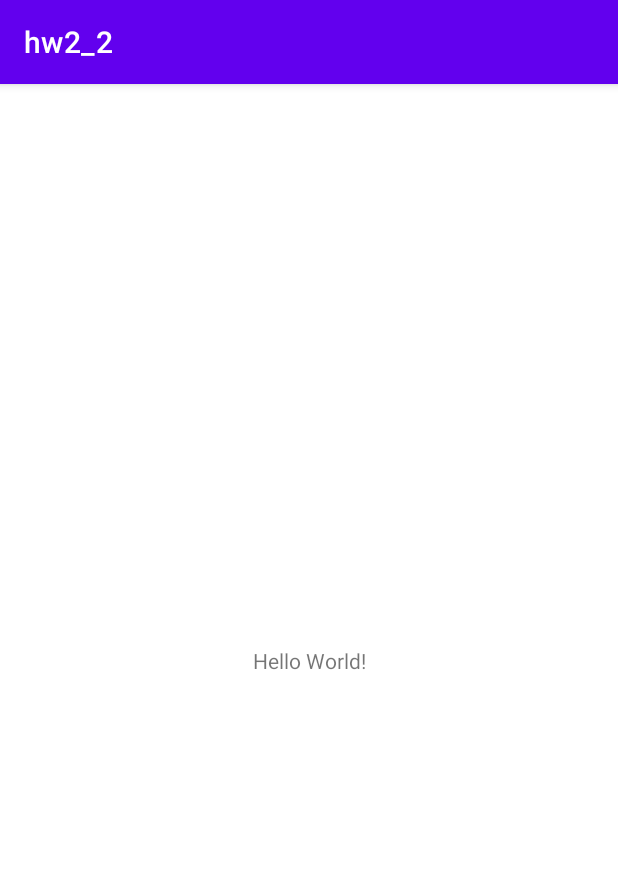
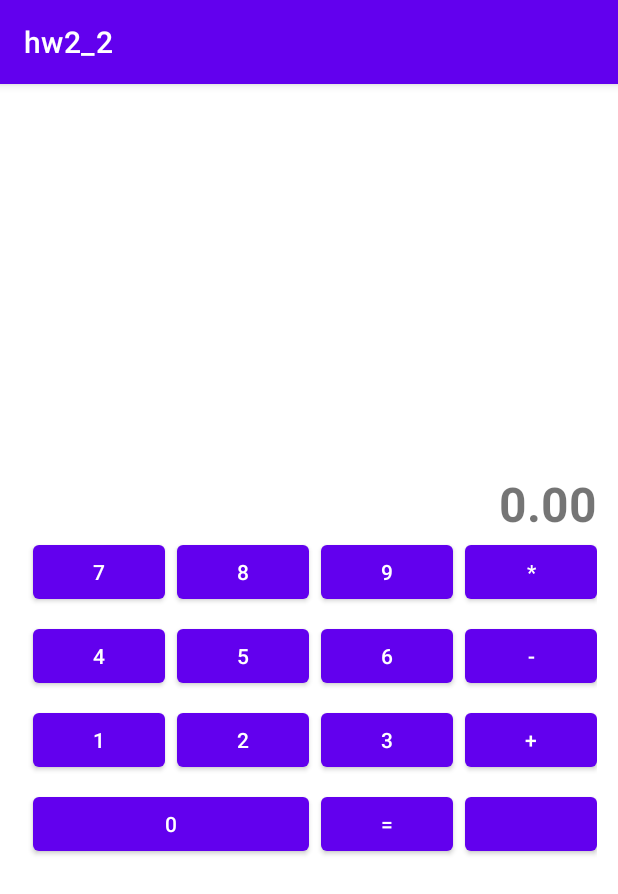
Before and after one commit to andreysc1976/hw2_2, an Android app: the screen it shows after launch (MainActivity), on a phone screen of 412 x 824 dp. Shown: the top 894 px of the screen. Run offline under Robolectric (Android 15) with nearby library versions, the light colour scheme and no system bars.

Commit message:
Добавлен layout с кнопками

```diff
--- a/app/src/main/res/layout/activity_main.xml
+++ b/app/src/main/res/layout/activity_main.xml
@@ -1,18 +1,10 @@
 <?xml version="1.0" encoding="utf-8"?>
-<androidx.constraintlayout.widget.ConstraintLayout xmlns:android="http://schemas.android.com/apk/res/android"
+<LinearLayout xmlns:android="http://schemas.android.com/apk/res/android"
     xmlns:app="http://schemas.android.com/apk/res-auto"
     xmlns:tools="http://schemas.android.com/tools"
     android:layout_width="match_parent"
     android:layout_height="match_parent"
+    android:gravity="center"
     tools:context=".MainActivity">
-
-    <TextView
-        android:layout_width="wrap_content"
-        android:layout_height="wrap_content"
-        android:text="Hello World!"
-        app:layout_constraintBottom_toBottomOf="parent"
-        app:layout_constraintLeft_toLeftOf="parent"
-        app:layout_constraintRight_toRightOf="parent"
-        app:layout_constraintTop_toTopOf="parent" />
-
-</androidx.constraintlayout.widget.ConstraintLayout>
+    <include layout="@layout/calc_layout"/>
+</LinearLayout>
--- /dev/null
+++ b/app/src/main/res/layout/calc_layout.xml
@@ -0,0 +1,160 @@
+<?xml version="1.0" encoding="utf-8"?>
+<androidx.constraintlayout.widget.ConstraintLayout xmlns:android="http://schemas.android.com/apk/res/android"
+    xmlns:app="http://schemas.android.com/apk/res-auto"
+    xmlns:tools="http://schemas.android.com/tools"
+    android:id="@+id/calcText"
+    android:layout_width="wrap_content"
+    android:layout_height="wrap_content">
+
+    <Button
+        android:id="@+id/buttonNumber7"
+        android:layout_width="wrap_content"
+        android:layout_height="wrap_content"
+        android:layout_marginStart="8dp"
+        android:text="7"
+        app:layout_constraintStart_toStartOf="parent"
+        app:layout_constraintTop_toBottomOf="@+id/textView" />
+
+    <Button
+        android:id="@+id/buttonNumber4"
+        android:layout_width="wrap_content"
+        android:layout_height="wrap_content"
+        android:layout_marginTop="8dp"
+        android:text="4"
+        app:layout_constraintStart_toStartOf="@+id/buttonNumber7"
+        app:layout_constraintTop_toBottomOf="@+id/buttonNumber7" />
+
+    <Button
+        android:id="@+id/buttonNumber1"
+        android:layout_width="wrap_content"
+        android:layout_height="wrap_content"
+        android:layout_marginTop="8dp"
+        android:text="1"
+        app:layout_constraintStart_toStartOf="@+id/buttonNumber4"
+        app:layout_constraintTop_toBottomOf="@+id/buttonNumber4" />
+
+    <Button
+        android:id="@+id/buttonNumber8"
+        android:layout_width="wrap_content"
+        android:layout_height="wrap_content"
+        android:layout_marginStart="8dp"
+        android:text="8"
+        app:layout_constraintStart_toEndOf="@+id/buttonNumber7"
+        app:layout_constraintTop_toTopOf="@+id/buttonNumber7" />
+
+    <Button
+        android:id="@+id/buttonNumber5"
+        android:layout_width="wrap_content"
+        android:layout_height="wrap_content"
+        android:layout_marginTop="8dp"
+        android:text="5"
+        app:layout_constraintStart_toStartOf="@+id/buttonNumber8"
+        app:layout_constraintTop_toBottomOf="@+id/buttonNumber8" />
+
+    <Button
+        android:id="@+id/buttonNumber2"
+        android:layout_width="wrap_content"
+        android:layout_height="wrap_content"
+        android:layout_marginTop="8dp"
+        android:text="2"
+        app:layout_constraintStart_toStartOf="@+id/buttonNumber5"
+        app:layout_constraintTop_toBottomOf="@+id/buttonNumber5" />
+
+    <Button
+        android:id="@+id/buttonNumber9"
+        android:layout_width="wrap_content"
+        android:layout_height="wrap_content"
+        android:layout_marginStart="8dp"
+        android:text="9"
+        app:layout_constraintStart_toEndOf="@+id/buttonNumber8"
+        app:layout_constraintTop_toTopOf="@+id/buttonNumber8" />
+
+    <Button
+        android:id="@+id/buttonNumber6"
+        android:layout_width="wrap_content"
+        android:layout_height="wrap_content"
+        android:layout_marginTop="8dp"
+        android:text="6"
+        app:layout_constraintStart_toStartOf="@+id/buttonNumber9"
+        app:layout_constraintTop_toBottomOf="@+id/buttonNumber9" />
+
+    <Button
+        android:id="@+id/buttonNumber3"
+        android:layout_width="wrap_content"
+        android:layout_height="wrap_content"
+        android:layout_marginTop="8dp"
+        android:text="3"
+        app:layout_constraintStart_toStartOf="@+id/buttonNumber6"
+        app:layout_constraintTop_toBottomOf="@+id/buttonNumber6" />
+
+    <Button
+        android:id="@+id/buttonActionMultiple"
+        android:layout_width="wrap_content"
+        android:layout_height="wrap_content"
+        android:layout_marginStart="8dp"
+        android:text="*"
+        app:layout_constraintStart_toEndOf="@+id/buttonNumber9"
+        app:layout_constraintTop_toTopOf="@+id/buttonNumber9" />
+
+    <Button
+        android:id="@+id/buttonActionSubstract"
+        android:layout_width="wrap_content"
+        android:layout_height="wrap_content"
+        android:layout_marginTop="8dp"
+        android:text="-"
+        app:layout_constraintStart_toStartOf="@+id/buttonActionMultiple"
+        app:layout_constraintTop_toBottomOf="@+id/buttonActionMultiple" />
+
+    <Button
+        android:id="@+id/buttonActionAdd"
+        android:layout_width="wrap_content"
+        android:layout_height="wrap_content"
+        android:layout_marginTop="8dp"
+        android:text="+"
+        app:layout_constraintStart_toStartOf="@+id/buttonActionSubstract"
+        app:layout_constraintTop_toBottomOf="@+id/buttonActionSubstract" />
+
+    <Button
+        android:id="@+id/buttonNumber0"
+        android:layout_width="0dp"
+        android:layout_height="wrap_content"
+        android:layout_marginTop="8dp"
+        android:text="0"
+        app:layout_constraintEnd_toEndOf="@+id/buttonNumber2"
+        app:layout_constraintStart_toStartOf="@+id/buttonNumber1"
+        app:layout_constraintTop_toBottomOf="@+id/buttonNumber1" />
+
+    <Button
+        android:id="@+id/buttonActionEquals"
+        android:layout_width="wrap_content"
+        android:layout_height="wrap_content"
+        android:layout_marginStart="8dp"
+        android:layout_marginTop="8dp"
+        android:text="="
+        app:layout_constraintStart_toEndOf="@+id/buttonNumber0"
+        app:layout_constraintTop_toBottomOf="@+id/buttonNumber3" />
+
+    <Button
+        android:id="@+id/buttonActionDivide"
+        android:layout_width="wrap_content"
+        android:layout_height="wrap_content"
+        android:layout_marginStart="8dp"
+        android:layout_marginTop="8dp"
+        android:text="\"
+        app:layout_constraintStart_toEndOf="@+id/buttonActionEquals"
+        app:layout_constraintTop_toBottomOf="@+id/buttonActionAdd" />
+
+    <TextView
+        android:id="@+id/textView"
+        android:layout_width="0dp"
+        android:layout_height="wrap_content"
+        android:layout_marginStart="8dp"
+        android:layout_marginTop="8dp"
+        android:gravity="right"
+        android:text="0.00"
+        android:textSize="32dp"
+        android:textStyle="bold"
+        app:layout_constraintEnd_toEndOf="@+id/buttonActionMultiple"
+        app:layout_constraintStart_toStartOf="parent"
+        app:layout_constraintTop_toTopOf="parent" />
+</androidx.constraintlayout.widget.ConstraintLayout>
```
